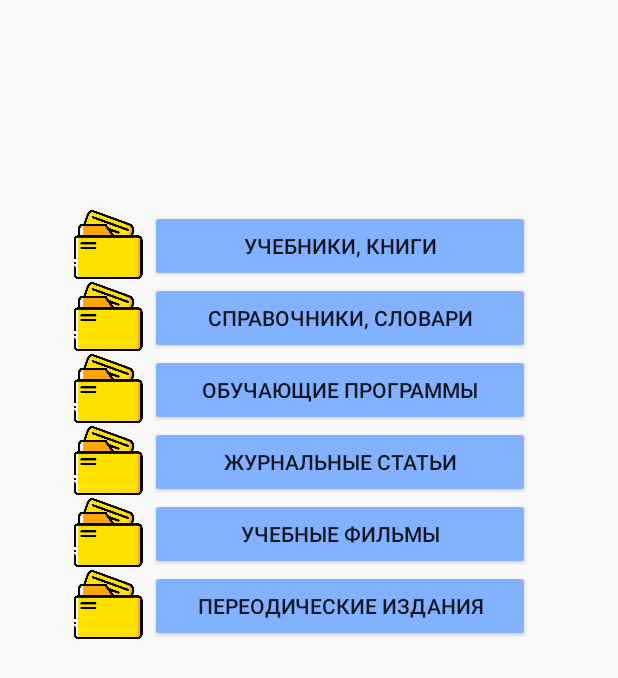
After one commit to Jurgen-MK/library, an Android app: the layout fragment_learning_menu.xml on its own in the app's theme, with its tools: preview values and no code run, on a phone screen of 412 x 824 dp. The commit adds this screen. Shown: the top 678 px of the screen. Run offline under Robolectric (Android 15) with nearby library versions, the phone set to English and light mode, and no system bars.

Commit message:
menu changes

```diff
--- a/lib-mob-client/app/src/main/res/layout/activity_main.xml
+++ b/lib-mob-client/app/src/main/res/layout/activity_main.xml
@@ -59,8 +59,8 @@
             android:keepScreenOn="true"
             android:layoutMode="clipBounds"
             app:bmb_buttonEnum="ham"
-            app:bmb_buttonPlaceEnum="buttonPlace_ham_6"
-            app:bmb_piecePlaceEnum="piecePlace_ham_6"
+            app:bmb_buttonPlaceEnum="buttonPlace_ham_5"
+            app:bmb_piecePlaceEnum="piecePlace_ham_5"
             app:layout_constraintBottom_toBottomOf="parent"
             app:layout_constraintEnd_toEndOf="parent" />
     </androidx.constraintlayout.widget.ConstraintLayout>
--- /dev/null
+++ b/lib-mob-client/app/src/main/res/layout/fragment_learning_menu.xml
@@ -0,0 +1,132 @@
+<?xml version="1.0" encoding="utf-8"?>
+<androidx.constraintlayout.widget.ConstraintLayout xmlns:android="http://schemas.android.com/apk/res/android"
+    xmlns:app="http://schemas.android.com/apk/res-auto"
+    xmlns:tools="http://schemas.android.com/tools"
+    android:id="@+id/ConstraintLayout"
+    android:layout_width="match_parent"
+    android:layout_height="match_parent"
+    android:orientation="vertical">
+
+    <TableLayout
+        android:layout_width="313dp"
+        android:layout_height="385dp"
+        android:layout_marginStart="44dp"
+        android:layout_marginTop="140dp"
+        app:layout_constraintStart_toStartOf="parent"
+        app:layout_constraintTop_toTopOf="parent">
+
+        <TableRow
+            android:layout_width="match_parent"
+            android:layout_height="match_parent">
+
+            <ImageView
+                android:id="@+id/bookimg"
+                android:layout_width="56dp"
+                android:layout_height="46dp"
+                app:srcCompat="@drawable/files" />
+
+            <Button
+                android:id="@+id/bookbtn"
+                android:layout_width="253dp"
+                android:layout_height="wrap_content"
+                android:backgroundTint="#FF82B1FF"
+                android:text="Учебники, книги" />
+        </TableRow>
+
+        <TableRow
+            android:layout_width="match_parent"
+            android:layout_height="match_parent">
+
+            <ImageView
+                android:id="@+id/refsimg"
+                android:layout_width="56dp"
+                android:layout_height="46dp"
+                app:srcCompat="@drawable/files" />
+
+            <Button
+                android:id="@+id/refsbtn"
+                android:layout_width="253dp"
+                android:layout_height="wrap_content"
+                android:backgroundTint="#FF82B1FF"
+                android:onClick="onRegMenuBtnClick"
+                android:text="Справочники, словари" />
+        </TableRow>
+
+        <TableRow
+            android:layout_width="match_parent"
+            android:layout_height="match_parent">
+
+            <ImageView
+                android:id="@+id/lpimg"
+                android:layout_width="56dp"
+                android:layout_height="46dp"
+                app:srcCompat="@drawable/files" />
+
+            <Button
+                android:id="@+id/lpbtn"
+                android:layout_width="253dp"
+                android:layout_height="wrap_content"
+                android:backgroundTint="#FF82B1FF"
+                android:onClick="onRegMenuBtnClick"
+                android:text="Обучающие программы" />
+        </TableRow>
+
+        <TableRow
+            android:layout_width="match_parent"
+            android:layout_height="match_parent">
+
+            <ImageView
+                android:id="@+id/articlesimg"
+                android:layout_width="56dp"
+                android:layout_height="46dp"
+                app:srcCompat="@drawable/files" />
+
+            <Button
+                android:id="@+id/articlesbtn"
+                android:layout_width="253dp"
+                android:layout_height="wrap_content"
+                android:backgroundTint="#FF82B1FF"
+                android:onClick="onRegMenuBtnClick"
+                android:text="Журнальные статьи" />
+        </TableRow>
+
+        <TableRow
+            android:layout_width="match_parent"
+            android:layout_height="match_parent">
+
+            <ImageView
+                android:id="@+id/moviessimg"
+                android:layout_width="56dp"
+                android:layout_height="46dp"
+                app:srcCompat="@drawable/files" />
+
+            <Button
+                android:id="@+id/moviesbtn"
+                android:layout_width="253dp"
+                android:layout_height="wrap_content"
+                android:backgroundTint="#FF82B1FF"
+                android:onClick="onRegMenuBtnClick"
+                android:text="Учебные фильмы" />
+        </TableRow>
+
+        <TableRow
+            android:layout_width="match_parent"
+            android:layout_height="match_parent">
+
+            <ImageView
+                android:id="@+id/periodimg"
+                android:layout_width="56dp"
+                android:layout_height="46dp"
+                app:srcCompat="@drawable/files" />
+
+            <Button
+                android:id="@+id/periodbtn"
+                android:layout_width="253dp"
+                android:layout_height="wrap_content"
+                android:backgroundTint="#FF82B1FF"
+                android:text="Переодические издания" />
+        </TableRow>
+
+    </TableLayout>
+
+</androidx.constraintlayout.widget.ConstraintLayout>
--- a/lib-mob-client/app/src/main/res/values/strings.xml
+++ b/lib-mob-client/app/src/main/res/values/strings.xml
@@ -5,6 +5,7 @@
     <string name="MenuItem2">Нормативно-техническая документация</string>
     <string name="MenuItem3">Учебно-методическая информация</string>
     <string name="MenuItem4">Научно-техническая информация</string>
+    <string name="MenuItem5">Издательско-музейная деятельность</string>
 
     <string-array name="questions">
         <item>Какое прозвище было у вас в детстве?</item>
```
Also changed, not shown: lib-mob-client/app/src/main/java/kz/lib_mob_client/MainActivity.java (+28 -14 lines), lib-mob-client/app/src/main/java/kz/lib_mob_client/fragments/LearningMenuFragment.java (added, +66 -0 lines), lib-mob-client/app/src/main/java/kz/lib_mob_client/fragments/RegulatoryDocumentationFragment.java (+12 -0 lines), lib-mob-client/app/src/main/res/drawable-v24/filesfolders.png (added), lib-mob-client/app/src/main/res/drawable-v24/laboratory.png (added), lib-mob-client/app/src/main/res/drawable-v24/museum.png (added), lib-mob-client/app/src/main/res/drawable-v24/pencil.png (added), lib-mob-client/app/src/main/res/drawable-v24/thinking.png (added).
